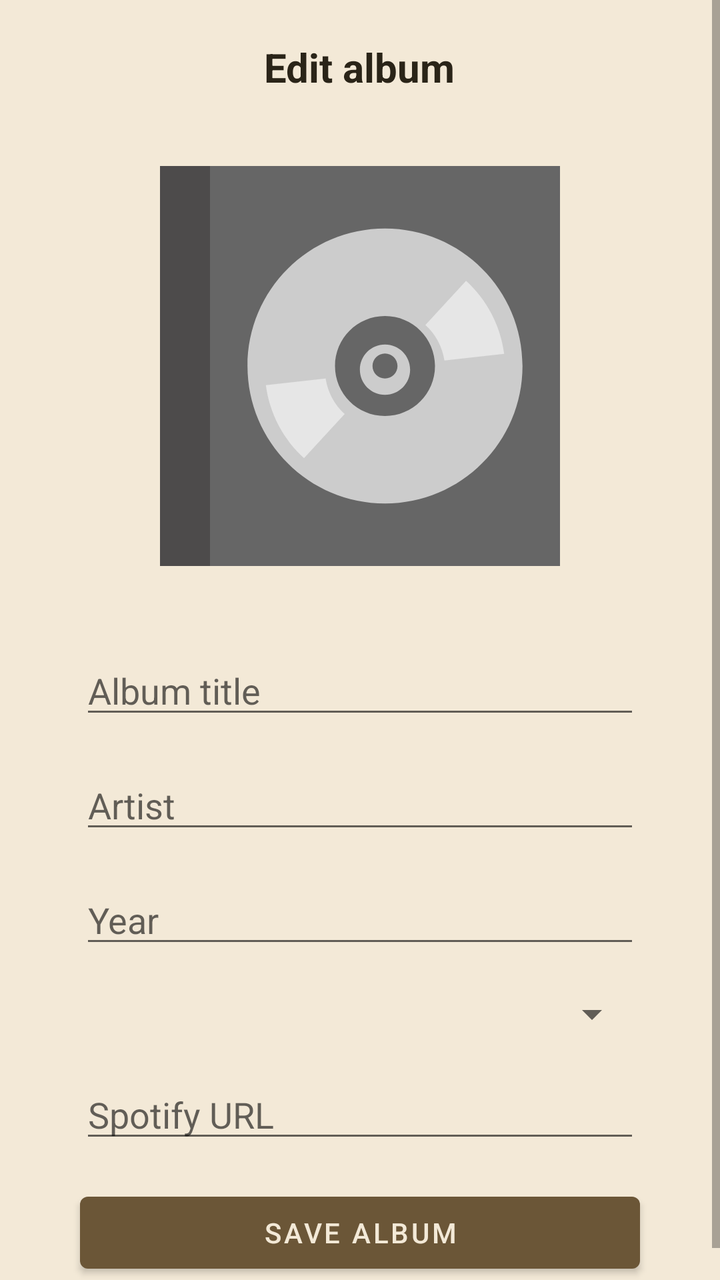
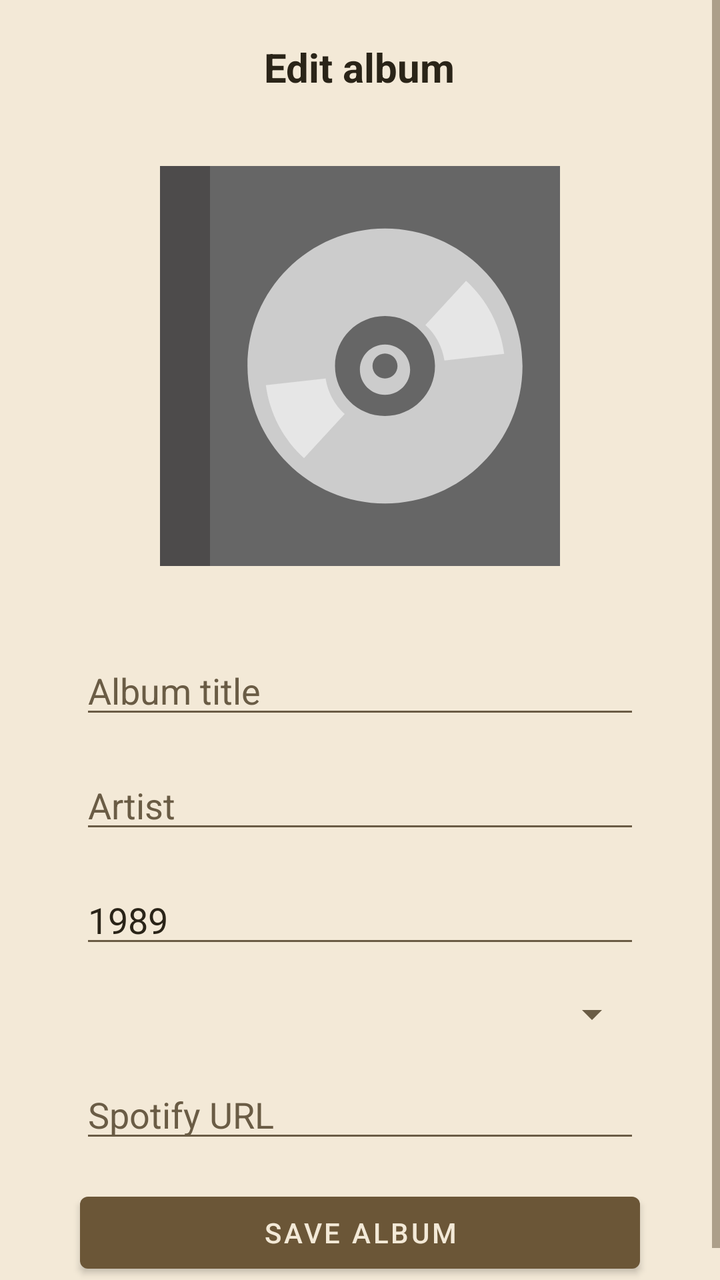

Screens rendered from an Android XML layout before and after an edit, with the pre-edit source and the edit as a unified diff.
<!-- AndroidManifest.xml: application theme Theme.VintageTrackD -->
<!-- res/layout/activity_edit_album.xml -->
<?xml version="1.0" encoding="utf-8"?>
<ScrollView xmlns:android="http://schemas.android.com/apk/res/android"
        android:id="@+id/scrollView"
        android:layout_width="match_parent"
        android:layout_height="match_parent">

    <LinearLayout
            android:layout_width="match_parent"
            android:layout_height="wrap_content"
            android:gravity="top"
            android:orientation="vertical"
            android:padding="@dimen/screen_padding">

        <LinearLayout
                android:id="@+id/barcodeScanHeader"
                android:layout_width="match_parent"
                android:layout_height="wrap_content"
                android:gravity="center"
                android:orientation="horizontal"
                android:paddingTop="4dp"
                android:paddingBottom="12dp">

            <TextView
                    android:id="@+id/tvTitle"
                    android:layout_width="wrap_content"
                    android:layout_height="wrap_content"
                    android:text="Edit album"
                    android:textAlignment="center"
                    android:textSize="@dimen/header_text_size"
                    android:textStyle="bold" />
        </LinearLayout>

        <ImageView
                android:id="@+id/ivCover"
                android:layout_width="200dp"
                android:layout_height="200dp"
                android:layout_gravity="center"
                android:layout_margin="@dimen/margin_large"
                android:background="#ddd"
                android:scaleType="centerCrop"
                android:src="@drawable/cover_placeholder" />

        <EditText
                android:id="@+id/etTitle"
                android:layout_width="match_parent"
                android:layout_height="wrap_content"
                android:layout_marginLeft="@dimen/margin_large"
                android:layout_marginTop="@dimen/margin_medium"
                android:layout_marginRight="@dimen/margin_large"
                android:hint="Album title"
                android:inputType="textMultiLine"
                android:maxLines="3" />

        <MultiAutoCompleteTextView
                android:id="@+id/etArtist"
                android:layout_width="match_parent"
                android:layout_height="wrap_content"
                android:layout_marginLeft="@dimen/margin_large"
                android:layout_marginTop="@dimen/margin_medium"
                android:layout_marginRight="@dimen/margin_large"
                android:completionThreshold="1"
                android:hint="Artist"
                android:inputType="textMultiLine"
                android:maxLines="3" />

        <EditText
                android:id="@+id/etYear"
                android:layout_width="match_parent"
                android:layout_height="wrap_content"
                android:layout_marginLeft="@dimen/margin_large"
                android:layout_marginTop="@dimen/margin_medium"
                android:layout_marginRight="@dimen/margin_large"
                android:hint="Year"
                android:imeOptions="actionNext"
                android:inputType="number" />

        <Spinner
                android:id="@+id/spFormat"
                android:layout_width="match_parent"
                android:layout_height="wrap_content"
                android:layout_marginLeft="@dimen/margin_large"
                android:layout_marginTop="@dimen/margin_medium"
                android:layout_marginRight="@dimen/margin_large" />

        <EditText
                android:id="@+id/etSpotifyUrl"
                android:layout_width="match_parent"
                android:layout_height="wrap_content"
                android:layout_marginLeft="@dimen/margin_large"
                android:layout_marginTop="@dimen/margin_medium"
                android:layout_marginRight="@dimen/margin_large"
                android:hint="Spotify URL"
                android:inputType="textMultiLine"
                android:maxLines="3" />

        <Button
                android:id="@+id/btnSave"
                android:layout_width="match_parent"
                android:layout_height="wrap_content"
                android:layout_marginLeft="@dimen/margin_large"
                android:layout_marginTop="@dimen/margin_medium"
                android:layout_marginRight="@dimen/margin_large"
                android:text="Save Album" />
    </LinearLayout>

</ScrollView>
<!-- resources referenced by this layout -->
<resources>
  <dimen name="header_text_size">20sp</dimen>
  <dimen name="margin_large">24dp</dimen>
  <dimen name="margin_medium">16dp</dimen>
  <dimen name="screen_padding">@dimen/padding_medium</dimen>
  <style name="Theme.VintageTrackD" parent="Theme.MaterialComponents.Light.NoActionBar">
          
          <item name="android:colorBackground">@color/td_bg</item>
          <item name="colorSurface">@color/td_surface</item>
          <item name="colorOnSurface">@color/td_onSurface</item>
          <item name="colorOnBackground">@color/td_onBg</item>
  
          
          <item name="colorPrimary">@color/td_primary</item>
          <item name="colorPrimaryVariant">@color/td_primaryVariant</item>
          <item name="colorOnPrimary">@color/td_onPrimary</item>
  
          
          <item name="colorSecondary">@color/td_secondary</item>
          <item name="colorSecondaryVariant">@color/td_secondaryVariant</item>
          <item name="colorOnSecondary">@color/td_onSecondary</item>
  
          
          <item name="colorAccent">@color/td_accent</item>
  
          
          <item name="android:textColor">@color/td_textPrimary</item>
  
          
          <item name="cardViewStyle">@style/Widget.TrackD.CardView</item>
  
          
          <item name="textInputStyle">@style/Widget.TrackD.TextInput</item>
  
          <item name="android:windowTranslucentStatus">false</item>
          <item name="android:windowTranslucentNavigation">false</item>
          <item name="android:windowLayoutInDisplayCutoutMode">never</item>
          <item name="android:fitsSystemWindows">true</item>
      </style>
  <dimen name="padding_medium">16dp</dimen>
  <color name="td_bg">#F3E9D7</color>
  <color name="td_surface">#E4D4B8</color>
  <color name="td_onSurface">#2A2418</color>
  <color name="td_onBg">#2A2418</color>
  <color name="td_primary">#6B5637</color>
  <color name="td_primaryVariant">#574528</color>
  <color name="td_onPrimary">#F3E9D7</color>
  <color name="td_secondary">#A9825A</color>
  <color name="td_secondaryVariant">#8B6A48</color>
  <color name="td_onSecondary">#2A2418</color>
  <color name="td_accent">#C49A6C</color>
  <color name="td_textPrimary">#2A2418</color>
  <style name="Widget.TrackD.CardView" parent="Widget.MaterialComponents.CardView">
          <item name="cardBackgroundColor">@color/td_surface</item>
          <item name="cardElevation">3dp</item>
          <item name="cardUseCompatPadding">true</item>
      </style>
  <style name="Widget.TrackD.TextInput" parent="Widget.MaterialComponents.TextInputLayout.OutlinedBox">
          <item name="hintTextColor">@color/td_textSecondary</item>
          <item name="android:textColor">@color/td_textPrimary</item>
          <item name="boxStrokeColor">@color/td_primary</item>
      </style>
  <color name="td_textSecondary">#6A5C45</color>
  <!-- unchanged entries left out for length: 1 -->
</resources>

<!-- the commit's change to res/layout/activity_edit_album.xml (unified diff, before → after) -->
@@ -70,6 +70,7 @@
                 android:layout_marginLeft="@dimen/margin_large"
                 android:layout_marginTop="@dimen/margin_medium"
                 android:layout_marginRight="@dimen/margin_large"
+                android:text="1989"
                 android:hint="Year"
                 android:imeOptions="actionNext"
                 android:inputType="number" />
<!-- resource entries referenced after the edit -->
@@ -32,11 +32,16 @@
   
           
           <item name="textInputStyle">@style/Widget.TrackD.TextInput</item>
+          <item name="android:textColorHint">@color/td_textSecondary</item>
+          <item name="hintTextColor">@color/td_textSecondary</item>
+          <item name="android:editTextColor">@color/td_textPrimary</item>
+          <item name="colorControlNormal">@color/td_textSecondary</item>
   
           <item name="android:windowTranslucentStatus">false</item>
           <item name="android:windowTranslucentNavigation">false</item>
           <item name="android:windowLayoutInDisplayCutoutMode">never</item>
           <item name="android:fitsSystemWindows">true</item>
+          <item name="android:windowLightStatusBar">true</item>
       </style>
   <dimen name="padding_medium">16dp</dimen>
   <color name="td_bg">#F3E9D7</color>
@@ -52,16 +57,23 @@
   <color name="td_accent">#C49A6C</color>
   <color name="td_textPrimary">#2A2418</color>
   <style name="Widget.TrackD.CardView" parent="Widget.MaterialComponents.CardView">
-          <item name="cardBackgroundColor">@color/td_surface</item>
+          <item name="cardBackgroundColor">@color/td_accent</item>
           <item name="cardElevation">3dp</item>
           <item name="cardUseCompatPadding">true</item>
       </style>
   <style name="Widget.TrackD.TextInput" parent="Widget.MaterialComponents.TextInputLayout.OutlinedBox">
+          <item name="boxBackgroundMode">outline</item>
+          <item name="boxStrokeColor">@color/mtrl_textinput_default_box_stroke_color</item>
+          <item name="boxStrokeWidth">1dp</item>
+          <item name="boxStrokeWidthFocused">2dp</item>
           <item name="hintTextColor">@color/td_textSecondary</item>
           <item name="android:textColor">@color/td_textPrimary</item>
-          <item name="boxStrokeColor">@color/td_primary</item>
+          <item name="android:textColorHint">@color/td_textSecondary</item>
       </style>
   <color name="td_textSecondary">#6A5C45</color>
+  <color name="mtrl_textinput_default_box_stroke_color" tools:override="true">
+          @color/td_textSecondary
+      </color>
   <!-- unchanged entries left out for length: 1 -->
 </resources>
 
